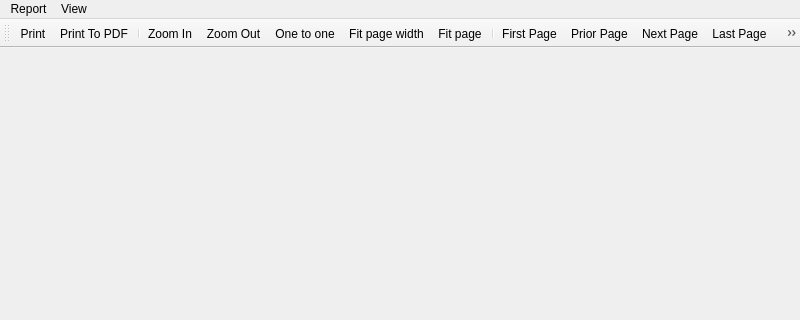
This is limereport/lrpreviewreportwindow.ui in fralx/LimeReport as Qt 5 draws it before an edit; both pictures show x 0 to 800 and y 0 to 320 of the 800 by 600 pixel window. The edited form follows.
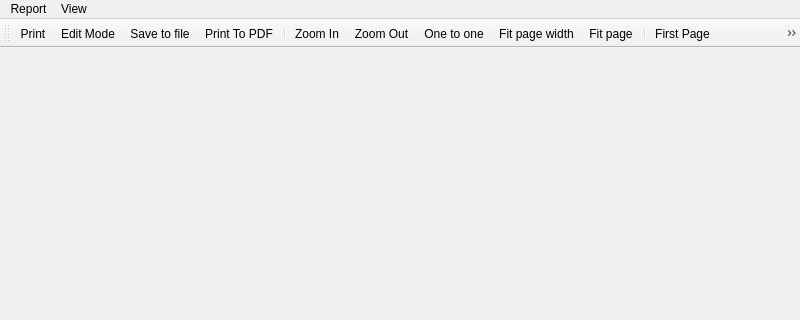
This is the edited form. Icons and pictures are not drawn.

Diff of the .ui file:
```diff
--- a/limereport/lrpreviewreportwindow.ui
+++ b/limereport/lrpreviewreportwindow.ui
@@ -73,6 +73,8 @@
     <bool>false</bool>
    </attribute>
    <addaction name="actionPrint"/>
+   <addaction name="actionEdit_Mode"/>
+   <addaction name="actionSaveToFile"/>
    <addaction name="actionPrint_To_PDF"/>
    <addaction name="separator"/>
    <addaction name="actionZoomIn"/>
```
